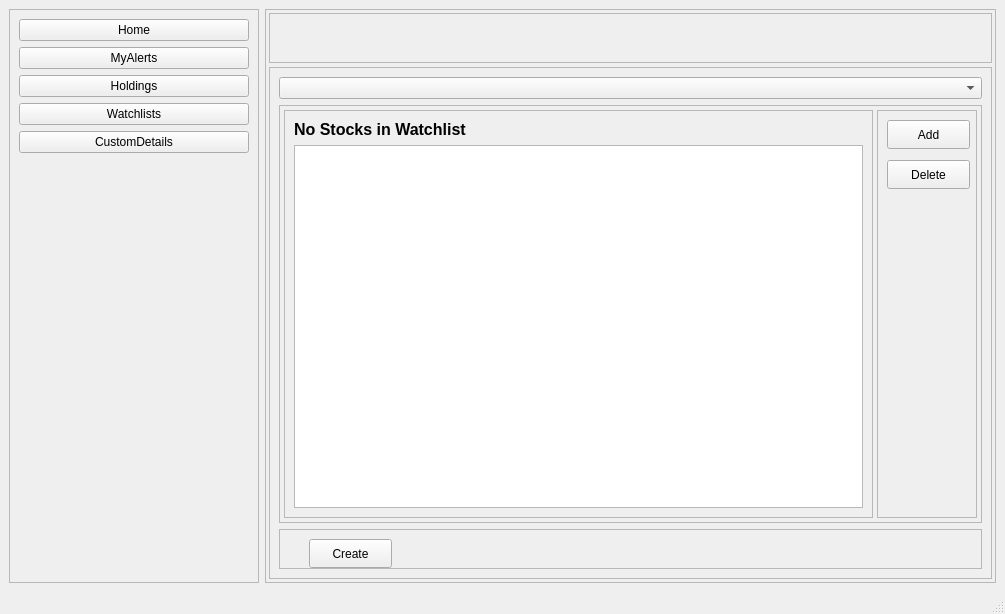
First picture: the form in UIFiles/watchlists.ui, repository ShubhamMandavkar/TYLiveProjectt-StockAutomationSystem, before the edit.
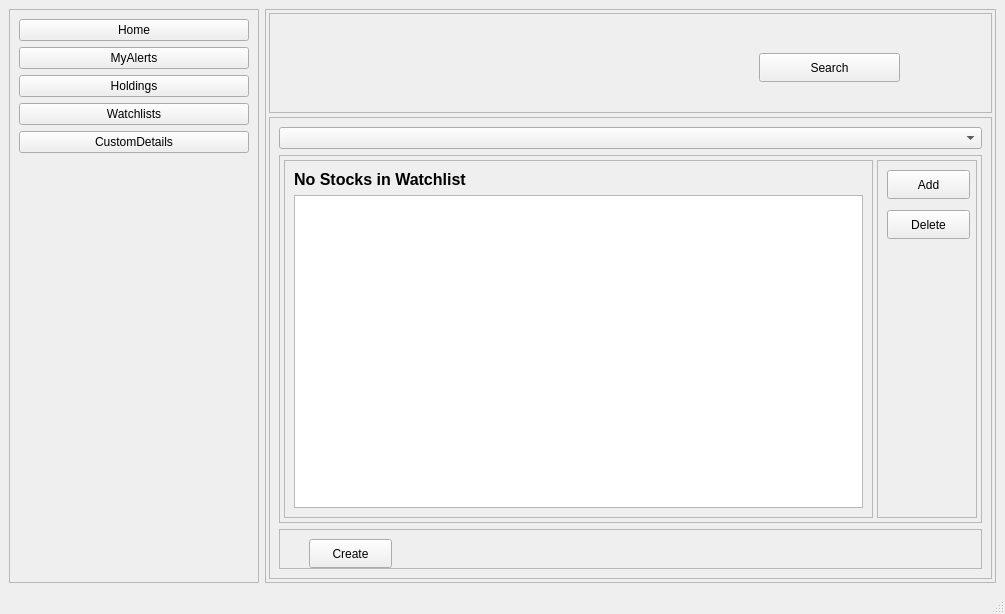
Second picture: the form after the edit.

Commit message: added search btn in each UI file

Patch:
```diff
--- a/UIFiles/watchlists.ui
+++ b/UIFiles/watchlists.ui
@@ -103,7 +103,7 @@
          <property name="minimumSize">
           <size>
            <width>0</width>
-           <height>50</height>
+           <height>100</height>
           </size>
          </property>
          <property name="maximumSize">
@@ -118,6 +118,19 @@
          <property name="frameShadow">
           <enum>QFrame::Raised</enum>
          </property>
+         <widget class="QPushButton" name="btnSearch">
+          <property name="geometry">
+           <rect>
+            <x>490</x>
+            <y>40</y>
+            <width>141</width>
+            <height>29</height>
+           </rect>
+          </property>
+          <property name="text">
+           <string>Search</string>
+          </property>
+         </widget>
         </widget>
        </item>
        <item>
```
Left out of the diff: 2 changed lines with no effect on the pictures. The commit also changes 18 other files.
